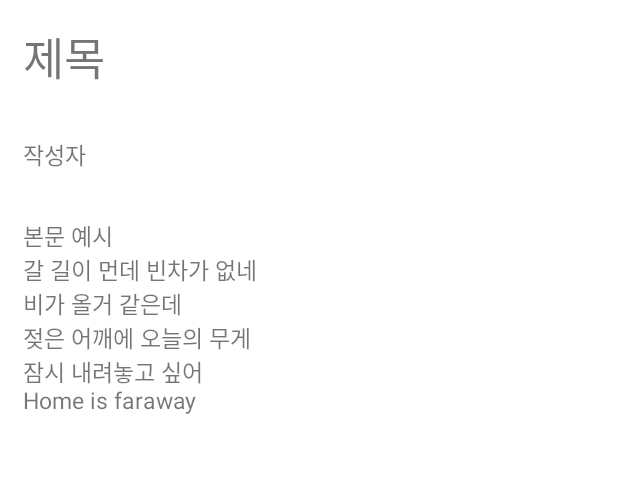
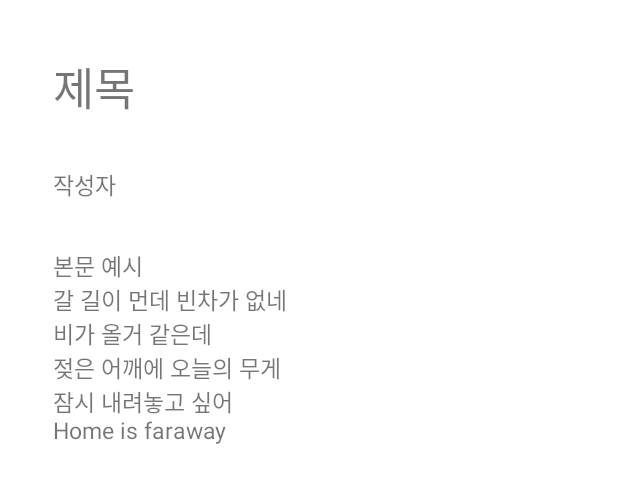
Before and after one commit to NaudhizFehu/07_project_dev4, an Android app: the layout fragment_read.xml on its own in the app's theme, with its tools: preview values and no code run, on a phone screen of 412 x 824 dp. Shown: the top 483 px of the screen. Run offline under Robolectric (Android 15) with nearby library versions, the phone set to English and light mode, and no system bars.

Commit message:
에러 코드 잡는 중

```diff
--- a/client/app/src/main/java/com/dev04/client/ui/read/ReadFragment.java
+++ b/client/app/src/main/java/com/dev04/client/ui/read/ReadFragment.java
@@ -1,6 +1,7 @@
 package com.dev04.client.ui.read;
 
 import android.os.Bundle;
+import android.util.Log;
 import android.view.LayoutInflater;
 import android.view.View;
 import android.view.ViewGroup;
@@ -29,12 +30,15 @@ public class ReadFragment extends Fragment {
 
     @Override
     public View onCreateView(@NonNull LayoutInflater inflater, @Nullable ViewGroup container, @Nullable Bundle savedInstanceState) {
+        Log.i("hans", "onCreateView 실행");
         binding = DataBindingUtil.inflate(inflater, R.layout.fragment_read, container, true);
+        Log.i("hans", "onCreateView 리턴직전");
         return binding.getRoot();
     }
 
     @Override
     public void onViewCreated(@NonNull View view, @Nullable Bundle savedInstanceState) {
+        Log.i("hans", "onViewCreated 실행");
         super.onViewCreated(view, savedInstanceState);
         readViewModel = new ViewModelProvider(this, new ViewModelFactory()).get(ReadViewModel.class);
         readViewModel.readArticle(new Callback<ArticleVO>() {
--- a/client/app/src/main/java/com/dev04/client/viewObject/ArticleVO.java
+++ b/client/app/src/main/java/com/dev04/client/viewObject/ArticleVO.java
@@ -3,7 +3,7 @@ package com.dev04.client.viewObject;
 import retrofit2.Callback;
 
 public class ArticleVO {
-    private int no;
+    private Integer no;
     private String title;
     private String writerId;
     private String writerName;
@@ -11,7 +11,7 @@ public class ArticleVO {
     private String regDate;
     private int readCnt;
 
-    public ArticleVO(int no) {
+    public ArticleVO(Integer no) {
         this.no = no;
     }
 
--- a/client/app/src/main/res/layout/fragment_login.xml
+++ b/client/app/src/main/res/layout/fragment_login.xml
@@ -20,7 +20,7 @@
         tools:context=".ui.login.LoginFragment">
 
         <TextView
-            android:id="@+id/title"
+            android:id="@+id/app_title"
             android:layout_width="wrap_content"
             android:layout_height="0dp"
             android:layout_marginTop="150dp"
--- a/client/app/src/main/res/layout/fragment_read.xml
+++ b/client/app/src/main/res/layout/fragment_read.xml
@@ -1,51 +1,46 @@
 <?xml version="1.0" encoding="utf-8"?>
 <layout xmlns:android="http://schemas.android.com/apk/res/android"
-    xmlns:tools="http://schemas.android.com/tools"
-    xmlns:app="http://schemas.android.com/apk/res-auto">
+    xmlns:app="http://schemas.android.com/apk/res-auto"
+    xmlns:tools="http://schemas.android.com/tools">
 
-    <data>
-        <variable
-            name="article"
-            type="com.dev04.client.viewObject.ArticleVO" />
-    </data>
+<!--    <data>-->
+<!--        <variable-->
+<!--            name="article"-->
+<!--            type="com.dev04.client.viewObject.ArticleVO" />-->
+<!--    </data>-->
 
-    <LinearLayout
+    <androidx.constraintlayout.widget.ConstraintLayout
         android:layout_width="match_parent"
         android:layout_height="match_parent"
-        android:orientation="vertical">
+        android:padding="20dp"
+        tools:context=".ui.read.ReadFragment">
 
         <TextView
             android:layout_width="match_parent"
             android:layout_height="wrap_content"
             android:id="@+id/title"
             android:padding="15dp"
-            android:text="@{article.title}"
             tools:text="제목"
-            android:textSize="30dp" />
+            android:textSize="30dp"
+            app:layout_constraintTop_toTopOf="parent"/>
 
         <TextView
             android:layout_width="match_parent"
             android:layout_height="wrap_content"
             android:id="@+id/writerName"
             android:padding="15dp"
-            android:text="@{article.writerName}"
             tools:text="작성자"
-            android:textSize="15dp" />
+            android:textSize="15dp"
+            app:layout_constraintTop_toBottomOf="@+id/title"/>
 
         <TextView
             android:layout_width="match_parent"
             android:layout_height="wrap_content"
             android:id="@+id/content"
             android:padding="15dp"
-            android:text="@{article.content}"
             tools:text="본문 예시\n갈 길이 먼데 빈차가 없네\n비가 올거 같은데\n젖은 어깨에 오늘의 무게\n잠시 내려놓고 싶어\nHome is faraway"
-            android:textSize="15dp" />
+            android:textSize="15dp"
+            app:layout_constraintTop_toBottomOf="@+id/writerName" />
 
-
-
-
-
-
-
-    </LinearLayout>
+    </androidx.constraintlayout.widget.ConstraintLayout>
 </layout>
--- a/server/server/src/main/java/com/dev04/server/article/Repository.java
+++ b/server/server/src/main/java/com/dev04/server/article/Repository.java
@@ -8,6 +8,6 @@ import org.springframework.data.jpa.repository.JpaRepository;
 
 public interface Repository extends JpaRepository<ArticleVO, String>{
 
-	Page<ArticleVO> findAll(Pageable request);
+//	Page<ArticleVO> findAll(Pageable request);
 	Optional<ArticleVO> findByNo(int no);
 }
--- a/server/server/src/main/java/com/dev04/server/member/MemberController.java
+++ b/server/server/src/main/java/com/dev04/server/member/MemberController.java
@@ -1,6 +1,7 @@
 package com.dev04.server.member;
 
 
+import org.springframework.beans.factory.annotation.Autowired;
 import org.springframework.web.bind.annotation.PostMapping;
 import org.springframework.web.bind.annotation.RequestBody;
 import org.springframework.web.bind.annotation.RestController;
@@ -9,10 +10,12 @@ import org.springframework.web.bind.annotation.RestController;
 @RestController
 public class MemberController {
 
+	@Autowired
 	MemberService memberService;
 
 	@PostMapping("/login")
 	public MemberVO login(@RequestBody MemberDTO memberDTO) {
+		System.out.println("login");
 		return memberService.login(memberDTO).get();
 	}
 
```
Also changed, not shown: server/server/src/main/java/com/dev04/server/article/ArticleController.java (+10 -9 lines), server/server/src/main/java/com/dev04/server/article/ArticleService.java (+9 -8 lines), 1 other file.
